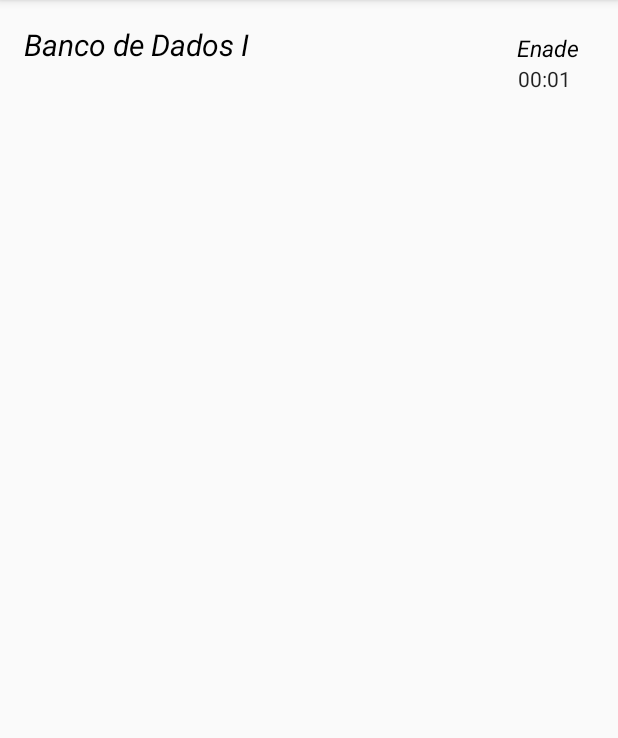
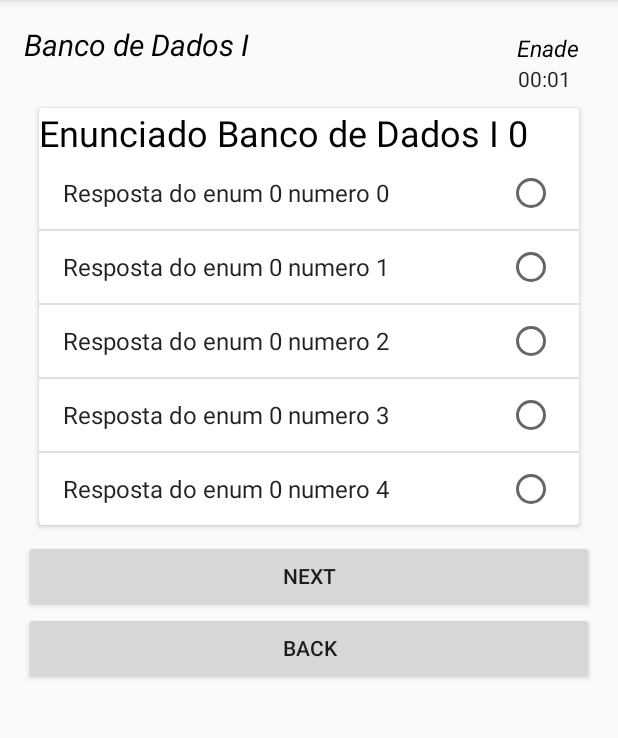
Before and after one commit to VictorMonte-zz/enadum-app, an Android app: the HomeActivity screen opened directly, with no data from a screen before it, after a tap on "Banco de Dados I", on a phone screen of 412 x 824 dp, the part 84-822 px from its top. Run offline under Robolectric (Android 15) with nearby library versions, the phone set to English and light mode, and no system bars.

Commit message:
Implementacao do FragmentQuestao dentro da ActivitySimulado
TODO: botoes next e anterior

```diff
--- a/app/build.gradle
+++ b/app/build.gradle
@@ -26,4 +26,5 @@ dependencies {
     compile 'com.android.volley:volley:1.0.0'
     compile 'com.android.support:design:24.1.1'
     compile 'com.android.support:support-v4:24.1.1'
+    compile 'com.android.support:cardview-v7:24.2.0'
 }
--- /dev/null
+++ b/app/src/main/java/br/com/navi/enadumapp/Fragment/FragmentQuestao.java
@@ -0,0 +1,53 @@
+package br.com.navi.enadumapp.Fragment;
+
+import android.app.Activity;
+import android.os.Bundle;
+import android.support.annotation.Nullable;
+import android.support.v4.app.Fragment;
+import android.view.LayoutInflater;
+import android.view.View;
+import android.view.ViewGroup;
+import android.widget.ArrayAdapter;
+import android.widget.Button;
+import android.widget.ListView;
+import android.widget.TextView;
+
+import java.util.List;
+
+import br.com.navi.enadumapp.Model.Questao;
+import br.com.navi.enadumapp.Model.Resposta;
+import br.com.navi.enadumapp.Model.Simulado;
+import br.com.navi.enadumapp.R;
+import br.com.navi.enadumapp.SimuladoActivity;
+
+/**
+ * Created by Danilo on 11/09/2016.
+ */
+public class FragmentQuestao extends Fragment {
+
+    private Questao questao;
+    private TextView enunciado;
+    private ListView listaDeRespostas;
+    private List<Resposta> respostas;
+
+    @Nullable
+    @Override
+    public View onCreateView(LayoutInflater inflater, @Nullable ViewGroup container, @Nullable Bundle savedInstanceState) {
+        View view = inflater.inflate(R.layout.fragment_questao,container, false);
+
+        this.listaDeRespostas = (ListView) view.findViewById(R.id.questao_lista_de_respostas);
+        this.enunciado = (TextView) view.findViewById(R.id.questao_enunciado);
+
+        SimuladoActivity activity = (SimuladoActivity) getActivity();
+        Simulado simulado = activity.getSimulado();
+
+        this.questao = simulado.getQuestao(activity.getPosicao());
+        this.enunciado.setText(questao.getEnunciado());
+        this.respostas = questao.getAnswers();
+
+        ArrayAdapter<Resposta> adapter = new ArrayAdapter<>(getActivity(),android.R.layout.simple_list_item_single_choice, respostas);
+        this.listaDeRespostas.setAdapter(adapter);
+
+        return view;
+    }
+}
--- a/app/src/main/java/br/com/navi/enadumapp/Model/Simulado.java
+++ b/app/src/main/java/br/com/navi/enadumapp/Model/Simulado.java
@@ -58,4 +58,8 @@ public class Simulado implements Serializable{
     public void addQuestao (Questao questao){
         questoes.add(questao);
     }
+
+    public Questao getQuestao (int postion){
+        return this.questoes.get(postion);
+    }
 }
--- a/app/src/main/java/br/com/navi/enadumapp/SimuladoActivity.java
+++ b/app/src/main/java/br/com/navi/enadumapp/SimuladoActivity.java
@@ -1,12 +1,13 @@
 package br.com.navi.enadumapp;
 
-import android.content.Intent;
+import android.support.v4.app.FragmentTransaction;
 import android.support.v7.app.AppCompatActivity;
 import android.os.Bundle;
-import android.view.View;
 import android.widget.Chronometer;
 import android.widget.TextView;
 
+import br.com.navi.enadumapp.Fragment.FragmentQuestao;
+import br.com.navi.enadumapp.Model.Questao;
 import br.com.navi.enadumapp.Model.Simulado;
 import br.com.navi.enadumapp.Utils.SessionRepository;
 
@@ -16,6 +17,8 @@ public class SimuladoActivity extends AppCompatActivity {
     private TextView fonte;
     private Chronometer cronometro;
     private Simulado simulado;
+    private Questao questaoAtual;
+    private static int posicao;
 
     @Override
     protected void onCreate(Bundle savedInstanceState) {
@@ -32,6 +35,21 @@ public class SimuladoActivity extends AppCompatActivity {
         this.fonte.setText("Enade");
         this.cronometro.start();
 
+        FragmentQuestao fragmentQuestao = new FragmentQuestao();
+
+        FragmentTransaction transaction = getSupportFragmentManager().beginTransaction();
+        transaction.replace(R.id.questoes,fragmentQuestao);
+        transaction.addToBackStack(null);
+        transaction.commit();
+
+
+    }
+
+    public Simulado getSimulado(){
+        return this.simulado;
+    }
+    public int getPosicao(){
+        return this.posicao;
     }
 
 }
--- a/app/src/main/res/layout/activity_simulado.xml
+++ b/app/src/main/res/layout/activity_simulado.xml
@@ -43,6 +43,22 @@
     <FrameLayout
         android:id="@+id/questoes"
         android:layout_width="match_parent"
-        android:layout_height="match_parent"/>
+        android:layout_height="wrap_content"
+        android:layout_below="@id/simulado_timer"/>
+
+    <Button
+        android:id="@+id/questao_button_proxima"
+        android:text="Next"
+        android:layout_width="match_parent"
+        android:layout_height="wrap_content"
+        android:layout_below="@id/questoes"/>
+
+    <Button
+        android:id="@+id/questao_button_anterior"
+        android:text="Back"
+        android:layout_width="match_parent"
+        android:layout_height="wrap_content"
+        android:layout_below="@id/questao_button_proxima"/>
+
 
 </RelativeLayout>
--- a/app/src/main/res/layout/fragment_questao.xml
+++ b/app/src/main/res/layout/fragment_questao.xml
@@ -6,33 +6,23 @@
     android:layout_gravity="center"
     android:layout_margin="10dp">
 
+    <LinearLayout
+        android:layout_width="match_parent"
+        android:layout_height="wrap_content"
+        android:orientation="vertical">
     <TextView
         android:id="@+id/questao_enunciado"
         android:layout_width="wrap_content"
         android:layout_height="wrap_content"
         android:textSize="24dp"
-        android:textColor="#000000"
-        android:text="teste"/>
+        android:textColor="#000000" />
 
     <ListView
         android:id="@+id/questao_lista_de_respostas"
         android:layout_width="match_parent"
         android:layout_height="wrap_content"
         android:choiceMode="singleChoice"
-        android:layout_below="@id/questao_enunciado"
-        android:layout_weight="2"
-        />
-
-    <Button
-        android:id="@+id/questao_button_proxima"
-        android:text="Next"
-        android:layout_width="match_parent"
-        android:layout_height="wrap_content"/>
-
-    <Button
-        android:id="@+id/questao_button_anterior"
-        android:text="Back"
-        android:layout_width="match_parent"
-        android:layout_height="wrap_content"/>
+        android:layout_below="@id/questao_enunciado"/>
+    </LinearLayout>
 
 </android.support.v7.widget.CardView>
```
